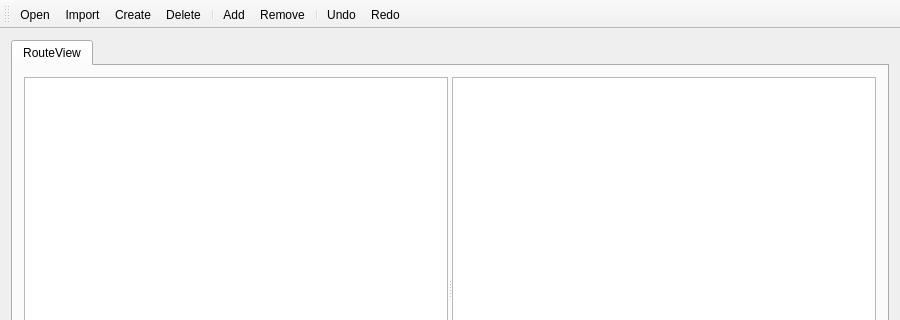
First picture: the form in Sem_06/PPO/Lab_01/gui/forms/mainwindow.ui, repository lieroz/University, before the edit; both pictures show x 0 to 900 and y 0 to 320 of the 900 by 600 pixel window.
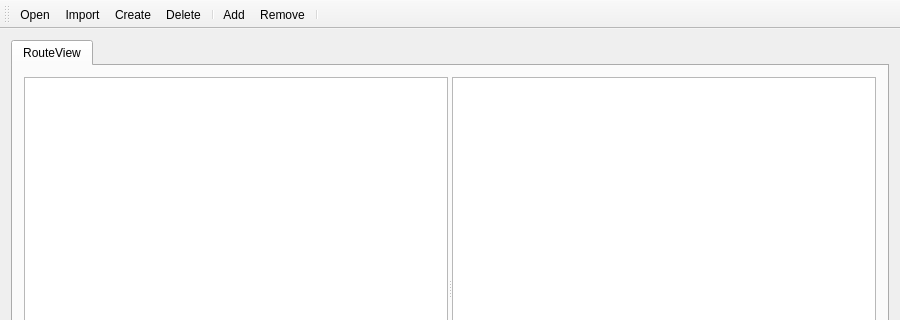
Second picture: the form after the edit.

```diff
--- a/Sem_06/PPO/Lab_01/gui/forms/mainwindow.ui
+++ b/Sem_06/PPO/Lab_01/gui/forms/mainwindow.ui
@@ -107,8 +107,6 @@
    <addaction name="actionAdd"/>
    <addaction name="actionRemove"/>
    <addaction name="separator"/>
-   <addaction name="actionUndo"/>
-   <addaction name="actionRedo"/>
   </widget>
   <action name="actionOpen">
    <property name="text">
@@ -121,28 +119,6 @@
     <string>Ctrl+O</string>
    </property>
   </action>
-  <action name="actionUndo">
-   <property name="text">
-    <string>Undo</string>
-   </property>
-   <property name="toolTip">
-    <string>Undo Previous Action</string>
-   </property>
-   <property name="shortcut">
-    <string>Ctrl+Z</string>
-   </property>
-  </action>
-  <action name="actionRedo">
-   <property name="text">
-    <string>Redo</string>
-   </property>
-   <property name="toolTip">
-    <string>Redo Previous Action</string>
-   </property>
-   <property name="shortcut">
-    <string>Ctrl+Shift+Z</string>
-   </property>
-  </action>
   <action name="actionCreate">
    <property name="text">
     <string>Create</string>
```
